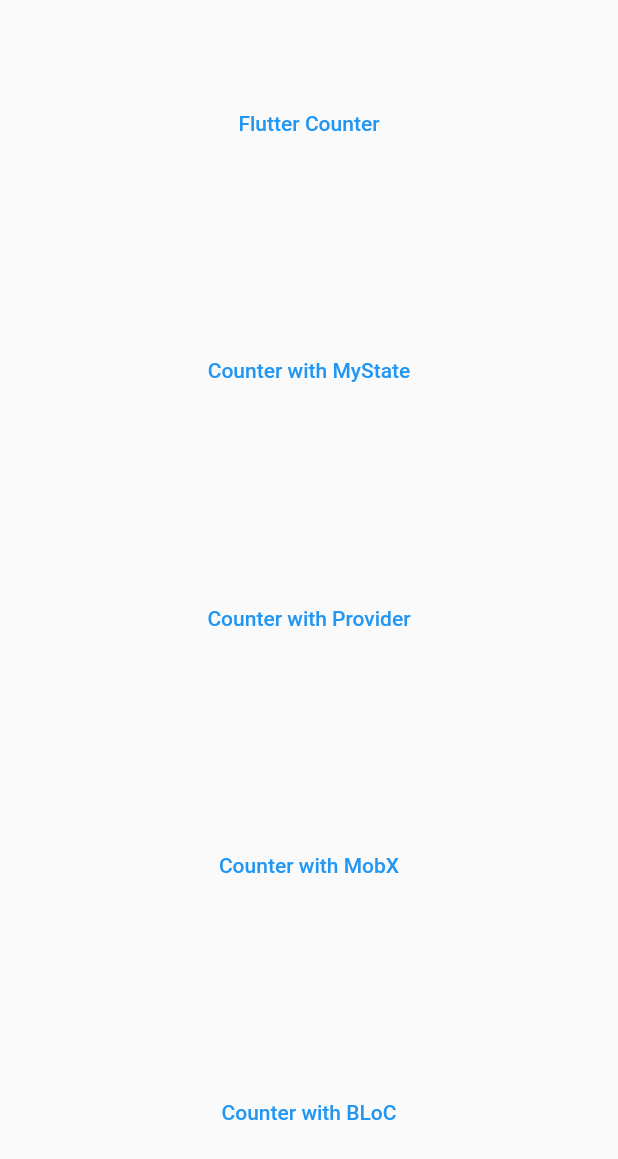
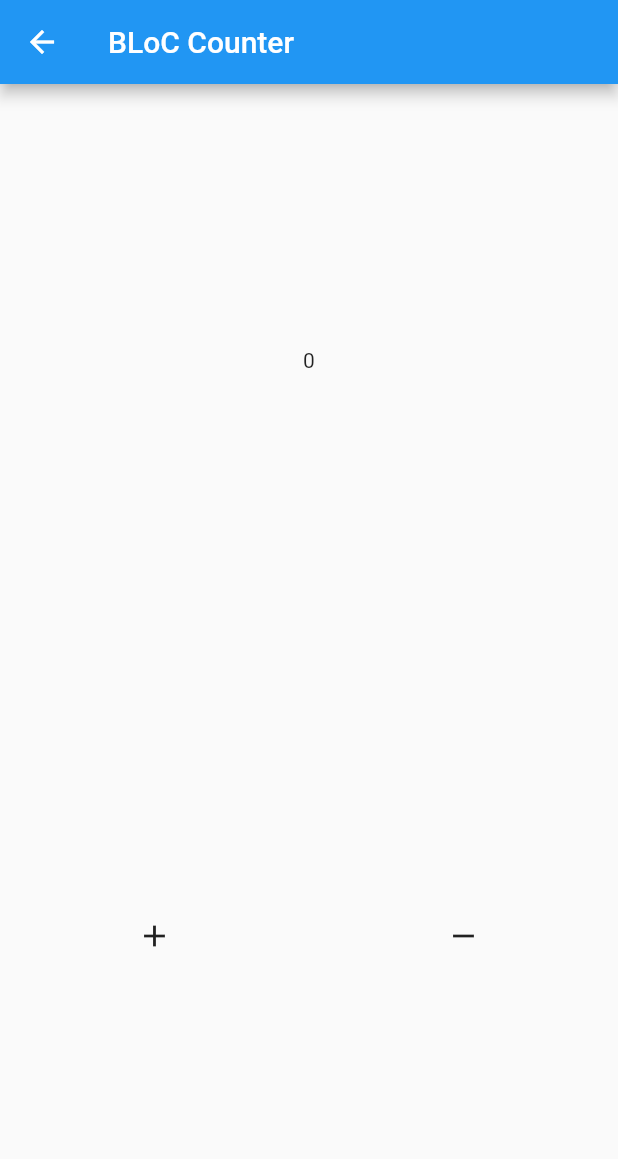
Before and after one commit to devkaio/counter, a Flutter app: the screen it shows after launch, after a tap on "Counter with BLoC", on a phone screen of 412 x 824 dp. Shown: the top 1159 px of the screen. Run offline on Flutter 3.47's test engine with Material 2 defaults, Android fonts, the phone set to English and light mode, and no system bars; our stand-ins replace bloc, flutter_bloc, flutter_mobx, mobx; generated files the repository leaves out were written again.

Commit message:
creates counter with bloc module

```diff
--- a/lib/appwidget.dart
+++ b/lib/appwidget.dart
@@ -1,3 +1,4 @@
+import 'package:counter/modules/counter_bloc/counter_page.dart';
 import 'package:counter/modules/counter_flutter/counter_flutter.dart';
 import 'package:counter/modules/counter_mobx/counter_mobx_page.dart';
 import 'package:counter/modules/counter_mystate/counter_mystate.dart';
@@ -16,6 +17,7 @@ class AppWidget extends StatelessWidget {
         CounterMobxPage.id: (context) => CounterMobxPage(),
         CounterMyStatePage.id: (context) => CounterMyStatePage(),
         CounterFlutter.id: (context) => CounterFlutter(),
+        CounterBlocPage.id: (context) => CounterBlocPage(),
       },
     );
   }
--- a/lib/main.dart
+++ b/lib/main.dart
@@ -1,6 +1,9 @@
 import 'package:counter/appwidget.dart';
+import 'package:counter/modules/counter_bloc/counter_observer.dart';
 import 'package:flutter/material.dart';
+import 'package:flutter_bloc/flutter_bloc.dart';
 
 void main() {
+  Bloc.observer = CounterBlocObserver();
   runApp(AppWidget());
 }
--- /dev/null
+++ b/lib/modules/counter_bloc/counter.dart
@@ -0,0 +1,2 @@
+export 'cubit/counter_cubit.dart';
+export 'counter_page.dart';
--- /dev/null
+++ b/lib/modules/counter_bloc/counter_page.dart
@@ -0,0 +1,19 @@
+import 'package:counter/modules/counter_bloc/counter_bloc.dart';
+import 'package:counter/modules/counter_bloc/cubit/counter_cubit.dart';
+import 'package:flutter/material.dart';
+import 'package:flutter_bloc/flutter_bloc.dart';
+
+import 'view/counter_view.dart';
+
+class CounterBlocPage extends StatelessWidget {
+  static const String id = "/counter-bloc";
+  const CounterBlocPage({Key? key}) : super(key: key);
+
+  @override
+  Widget build(BuildContext context) {
+    return BlocProvider(
+      create: (_) => CounterCubit(),
+      child: CounterBlocView(),
+    );
+  }
+}
--- /dev/null
+++ b/lib/modules/counter_bloc/cubit/counter_cubit.dart
@@ -0,0 +1,8 @@
+import 'package:bloc/bloc.dart';
+
+class CounterCubit extends Cubit<int> {
+  CounterCubit() : super(0);
+
+  void increment() => emit(state + 1);
+  void decrement() => emit(state - 1);
+}
--- /dev/null
+++ b/lib/modules/counter_bloc/view/counter_view.dart
@@ -0,0 +1,39 @@
+import 'package:counter/modules/counter_bloc/cubit/counter_cubit.dart';
+import 'package:flutter/material.dart';
+import 'package:flutter_bloc/flutter_bloc.dart';
+
+class CounterBlocView extends StatelessWidget {
+  const CounterBlocView({Key? key}) : super(key: key);
+
+  @override
+  Widget build(BuildContext context) {
+    return Scaffold(
+      appBar: AppBar(title: Text("BLoC Counter")),
+      body: Column(
+        mainAxisAlignment: MainAxisAlignment.spaceAround,
+        children: [
+          Center(
+            child: BlocBuilder<CounterCubit, int>(
+              builder: (context, state) {
+                return Text('$state');
+              },
+            ),
+          ),
+          Row(
+            mainAxisAlignment: MainAxisAlignment.spaceAround,
+            children: [
+              IconButton(
+                onPressed: () => context.read<CounterCubit>().increment(),
+                icon: Icon(Icons.add),
+              ),
+              IconButton(
+                onPressed: () => context.read<CounterCubit>().decrement(),
+                icon: Icon(Icons.remove),
+              ),
+            ],
+          )
+        ],
+      ),
+    );
+  }
+}
--- a/lib/modules/counter_mystate/counter_mystate.dart
+++ b/lib/modules/counter_mystate/counter_mystate.dart
@@ -16,6 +16,7 @@ class _CounterMyStatePageState extends State<CounterMyStatePage> {
   @override
   Widget build(BuildContext context) {
     return Scaffold(
+      appBar: AppBar(title: Text('Counter with MyState')),
       body: CounterStateBuilder(
         controller: controller,
         builder: (_, state) => Center(
--- a/lib/screens/counter_list.dart
+++ b/lib/screens/counter_list.dart
@@ -1,3 +1,4 @@
+import 'package:counter/modules/counter_bloc/counter_page.dart';
 import 'package:counter/modules/counter_flutter/counter_flutter.dart';
 import 'package:counter/modules/counter_mobx/counter_mobx_page.dart';
 import 'package:counter/modules/counter_mystate/counter_mystate.dart';
@@ -59,7 +60,9 @@ class CounterListPage extends StatelessWidget {
               flex: 1,
               child: TextButton(
                 child: Text("Counter with BLoC"),
-                onPressed: () {},
+                onPressed: () {
+                  Navigator.pushNamed(context, CounterBlocPage.id);
+                },
               ),
             ),
           ],
--- a/pubspec.yaml
+++ b/pubspec.yaml
@@ -30,6 +30,7 @@ dependencies:
   cupertino_icons: ^1.0.2
   mobx: ^2.0.4
   flutter_mobx: ^2.0.2
+  flutter_bloc: ^7.2.0
 
 dev_dependencies:
   build_runner: ^2.1.1
```
Also changed, not shown: lib/modules/counter_bloc/counter_bloc.dart (added, +19 -0 lines), lib/modules/counter_bloc/counter_observer.dart (added, +9 -0 lines), lib/modules/counter_flutter/counter_flutter.dart (+3 -4 lines), pubspec.lock.
